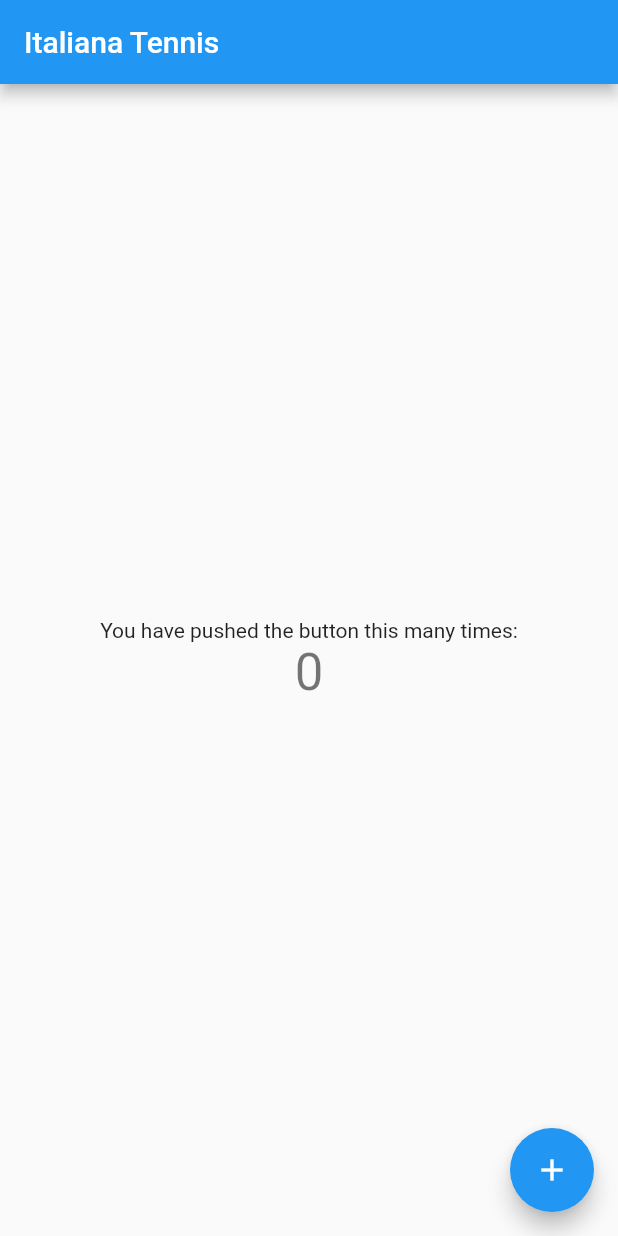
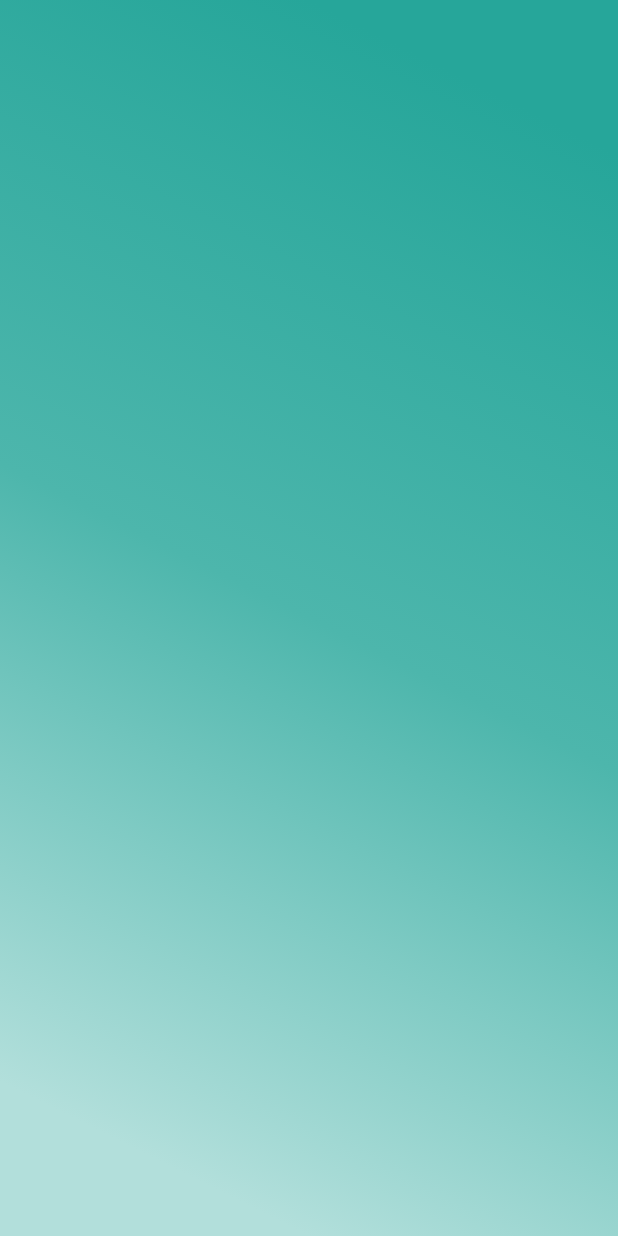
Before and after one commit to estebaanbisocoli/tenis, a Flutter app: the screen it shows after launch, on a phone screen of 412 x 824 dp. Run offline on Flutter 3.47's test engine with Material 2 defaults, Android fonts, the phone set to English and light mode, and no system bars.

```diff
--- /dev/null
+++ b/lib/Home.dart
@@ -0,0 +1,22 @@
+import 'package:flutter/material.dart';
+
+class Home extends StatelessWidget {
+  @override
+  Widget build(BuildContext context) {
+    // TODO: implement build
+    return Container(
+      decoration: BoxDecoration(
+          gradient: LinearGradient(
+        colors: [
+          Colors.teal[400],
+          Colors.teal[300],
+          Colors.teal[200],
+          Colors.teal[100]
+        ],
+        begin: Alignment.topRight,
+        end: Alignment.bottomLeft,
+        stops: [0.1, 0.5, 0.7, 0.9],
+      )),
+    );
+  }
+}
--- a/lib/main.dart
+++ b/lib/main.dart
@@ -1,5 +1,5 @@
 import 'package:flutter/material.dart';
-
+import 'Home.dart';
 void main() => runApp(MyApp());
 
 class MyApp extends StatelessWidget {
@@ -66,46 +66,8 @@ class _MyHomePageState extends State<MyHomePage> {
     // fast, so that you can just rebuild anything that needs updating rather
     // than having to individually change instances of widgets.
     return Scaffold(
-      appBar: AppBar(
-        // Here we take the value from the MyHomePage object that was created by
-        // the App.build method, and use it to set our appbar title.
-        title: Text(widget.title),
-      ),
-      body: Center(
-        // Center is a layout widget. It takes a single child and positions it
-        // in the middle of the parent.
-        child: Column(
-          // Column is also layout widget. It takes a list of children and
-          // arranges them vertically. By default, it sizes itself to fit its
-          // children horizontally, and tries to be as tall as its parent.
-          //
-          // Invoke "debug painting" (press "p" in the console, choose the
-          // "Toggle Debug Paint" action from the Flutter Inspector in Android
-          // Studio, or the "Toggle Debug Paint" command in Visual Studio Code)
-          // to see the wireframe for each widget.
-          //
-          // Column has various properties to control how it sizes itself and
-          // how it positions its children. Here we use mainAxisAlignment to
-          // center the children vertically; the main axis here is the vertical
-          // axis because Columns are vertical (the cross axis would be
-          // horizontal).
-          mainAxisAlignment: MainAxisAlignment.center,
-          children: <Widget>[
-            Text(
-              'You have pushed the button this many times:',
-            ),
-            Text(
-              '$_counter',
-              style: Theme.of(context).textTheme.display1,
-            ),
-          ],
-        ),
-      ),
-      floatingActionButton: FloatingActionButton(
-        onPressed: _incrementCounter,
-        tooltip: 'Increment',
-        child: Icon(Icons.add),
-      ), // This trailing comma makes auto-formatting nicer for build methods.
+
+      body:Home()// This trailing comma makes auto-formatting nicer for build methods.
     );
   }
 }
```
Also changed, not shown: 1 other file.
